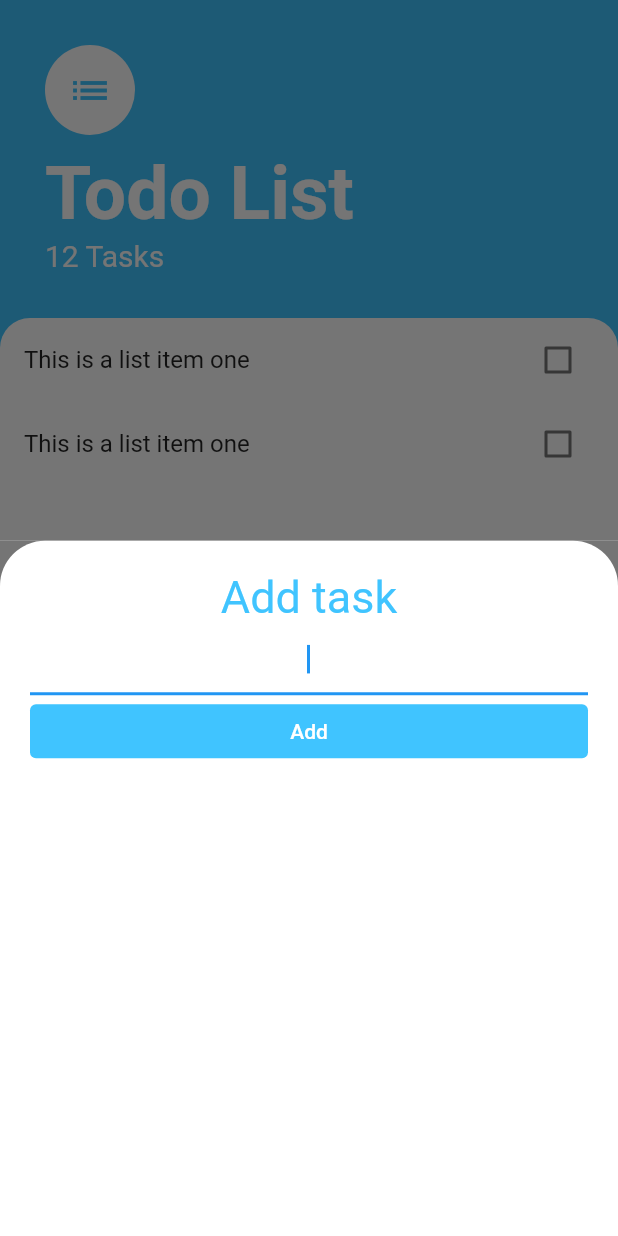
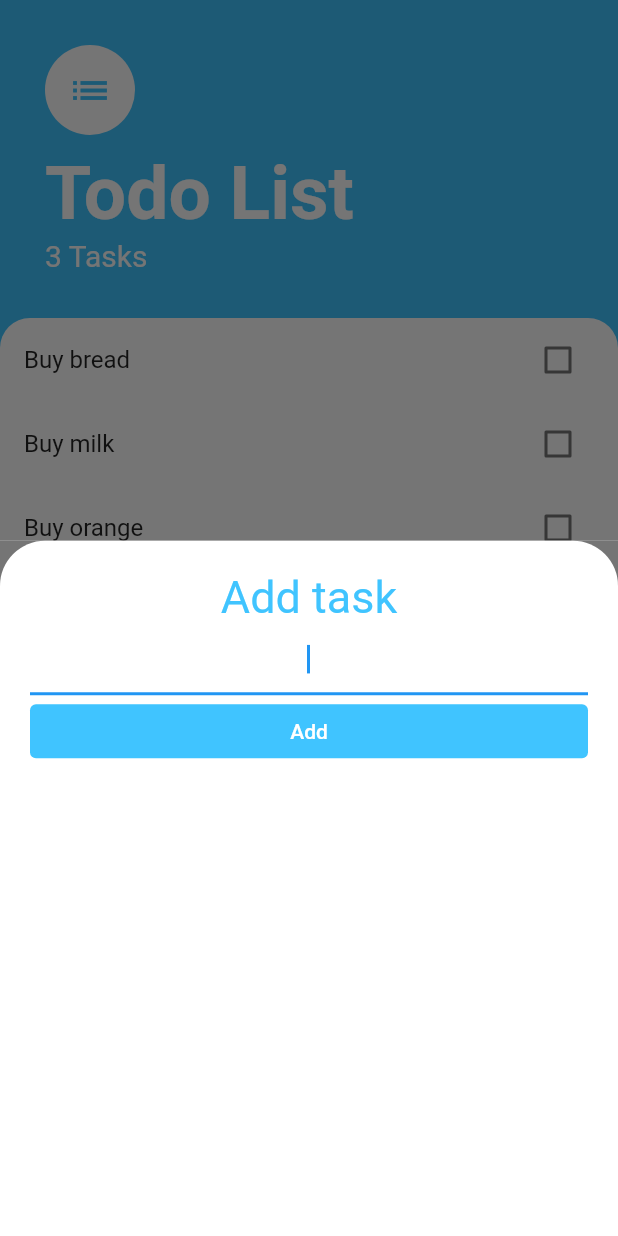
Before and after one commit to ZedanSaheer/todo-flutter, a Flutter app: the screen it shows after launch, after a tap on the "add" icon, on a phone screen of 412 x 824 dp. Run offline on Flutter 3.47's test engine with Material 2 defaults, Android fonts, the phone set to English and light mode, and no system bars.

Commit message:
Made add task funcationality

```diff
--- /dev/null
+++ b/lib/model/task.dart
@@ -0,0 +1,10 @@
+class Task {
+  final String name;
+  bool isDone;
+
+  Task({required this.name , this.isDone = false});
+
+  void toggleDone() {
+    isDone = !isDone;
+  }
+}
--- a/lib/screens/add_task_screen.dart
+++ b/lib/screens/add_task_screen.dart
@@ -1,14 +1,18 @@
 import 'package:flutter/material.dart';
 
 class AddTaskScreen extends StatelessWidget {
-  const AddTaskScreen({Key? key}) : super(key: key);
+  late final Function addTaskCallback;
+
+  AddTaskScreen({required this.addTaskCallback});
 
   @override
   Widget build(BuildContext context) {
+    late String newTaskTitle;
+
     return Container(
-      color: const Color(0xff757575),
+      color: Color(0xff757575),
       child: Container(
-         padding: EdgeInsets.all(20.0),
+        padding: EdgeInsets.all(20.0),
         decoration: const BoxDecoration(
           color: Colors.white,
           borderRadius: BorderRadius.only(
@@ -20,20 +24,26 @@ class AddTaskScreen extends StatelessWidget {
           crossAxisAlignment: CrossAxisAlignment.stretch,
           children: [
             Center(
-              child: const Text(
+              child: Text(
                 'Add task',
                 style: TextStyle(color: Colors.lightBlueAccent, fontSize: 30.0),
               ),
             ),
-            const TextField(
+            TextField(
               autofocus: true,
               textAlign: TextAlign.center,
+              onChanged: ((value) {
+                newTaskTitle = value;
+              }),
             ),
             TextButton(
               style: ButtonStyle(
-                backgroundColor: MaterialStateProperty.all<Color>(Colors.lightBlueAccent),
+                backgroundColor:
+                    MaterialStateProperty.all<Color>(Colors.lightBlueAccent),
               ),
-              onPressed: () {},
+              onPressed: () {
+                addTaskCallback(newTaskTitle);
+              },
               child: const Text(
                 'Add',
                 style: TextStyle(
--- a/lib/screens/tasks_screen.dart
+++ b/lib/screens/tasks_screen.dart
@@ -1,9 +1,21 @@
 import 'package:flutter/material.dart';
+import 'package:state_management/model/task.dart';
 import 'package:state_management/screens/add_task_screen.dart';
 import 'package:state_management/widgets/tasks_list.dart';
 
-class TasksScreen extends StatelessWidget {
-  const TasksScreen({Key? key}) : super(key: key);
+class TasksScreen extends StatefulWidget {
+  TasksScreen({Key? key}) : super(key: key);
+
+  @override
+  State<TasksScreen> createState() => _TasksScreenState();
+}
+
+class _TasksScreenState extends State<TasksScreen> {
+  List<Task> tasks = [
+    Task(name: "Buy bread"),
+    Task(name: "Buy milk"),
+    Task(name: "Buy orange"),
+  ];
 
   @override
   Widget build(BuildContext context) {
@@ -13,7 +25,20 @@ class TasksScreen extends StatelessWidget {
           child: const Icon(Icons.add),
           onPressed: () => {
             showModalBottomSheet(
-                context: context, builder: (context) => const AddTaskScreen())
+              context: context,
+              builder: (context) => AddTaskScreen(
+                addTaskCallback: (newTaskTitle) => {
+                  setState(
+                    (() {
+                      tasks.add(
+                        Task(name: newTaskTitle),
+                      );
+                    }),
+                  ),
+                  Navigator.pop(context),
+                },
+              ),
+            )
           },
         ),
         body: Column(
@@ -24,7 +49,7 @@ class TasksScreen extends StatelessWidget {
               child: SafeArea(
                 child: Column(
                     crossAxisAlignment: CrossAxisAlignment.start,
-                    children: const <Widget>[
+                    children: <Widget>[
                       CircleAvatar(
                         backgroundColor: Colors.white,
                         radius: 30,
@@ -46,7 +71,7 @@ class TasksScreen extends StatelessWidget {
                         ),
                       ),
                       Text(
-                        '12 Tasks',
+                        '${tasks.length} Tasks',
                         style: TextStyle(
                           fontSize: 20.0,
                           fontWeight: FontWeight.w400,
@@ -65,7 +90,9 @@ class TasksScreen extends StatelessWidget {
                     topRight: Radius.circular(20.0),
                   ),
                 ),
-                child: const TasksList(),
+                child: TasksList(
+                  tasks: tasks,
+                ),
               ),
             ),
           ],
--- a/lib/widgets/tasks_list.dart
+++ b/lib/widgets/tasks_list.dart
@@ -1,16 +1,31 @@
 import 'package:flutter/material.dart';
+import 'package:state_management/model/task.dart';
 import 'package:state_management/widgets/tasks_tile.dart';
 
-class TasksList extends StatelessWidget {
-  const TasksList({
-    Key? key,
-  }) : super(key: key);
+class TasksList extends StatefulWidget {
+  late final List<Task> tasks;
+
+  TasksList({required this.tasks});
 
   @override
+   createState() => _TasksListState();
+}
+
+class _TasksListState extends State<TasksList> {
+  @override
   Widget build(BuildContext context) {
-    return ListView(children: <Widget>[
-      TaskTile(),
-      TaskTile(),
-    ]);
+    return ListView.builder(
+      itemBuilder: (context, index) {
+        return TaskTile(
+            taskTitle: widget.tasks[index].name,
+            isCheck: widget.tasks[index].isDone,
+            checkbox: (bool? state) {
+              setState(() {
+                widget.tasks[index].toggleDone();
+              });
+            });
+      },
+      itemCount: widget.tasks.length,
+    );
   }
 }
--- a/lib/widgets/tasks_tile.dart
+++ b/lib/widgets/tasks_tile.dart
@@ -1,28 +1,27 @@
 import 'package:flutter/material.dart';
 
-class TaskTile extends StatefulWidget {
-  const TaskTile({super.key});
+class TaskTile extends StatelessWidget {
+  final bool isCheck;
+  final String taskTitle;
+  final void Function(bool?) checkbox;
 
-  @override
-  State<TaskTile> createState() => _TaskTileState();
-}
-
-class _TaskTileState extends State<TaskTile> {
-  bool isCheck = false;
+  TaskTile({
+    required this.isCheck,
+    required this.taskTitle,
+    required this.checkbox,
+  });
 
   @override
   Widget build(BuildContext context) {
     return ListTile(
       title: Text(
-        'This is a list item one',
+        taskTitle,
         style: TextStyle(
             decoration:
                 isCheck ? TextDecoration.lineThrough : TextDecoration.none),
       ),
       trailing: Checkbox(
-        onChanged: ((value) => setState(() {
-              isCheck = !isCheck;
-            })),
+        onChanged: checkbox,
         value: isCheck,
       ),
     );
```
